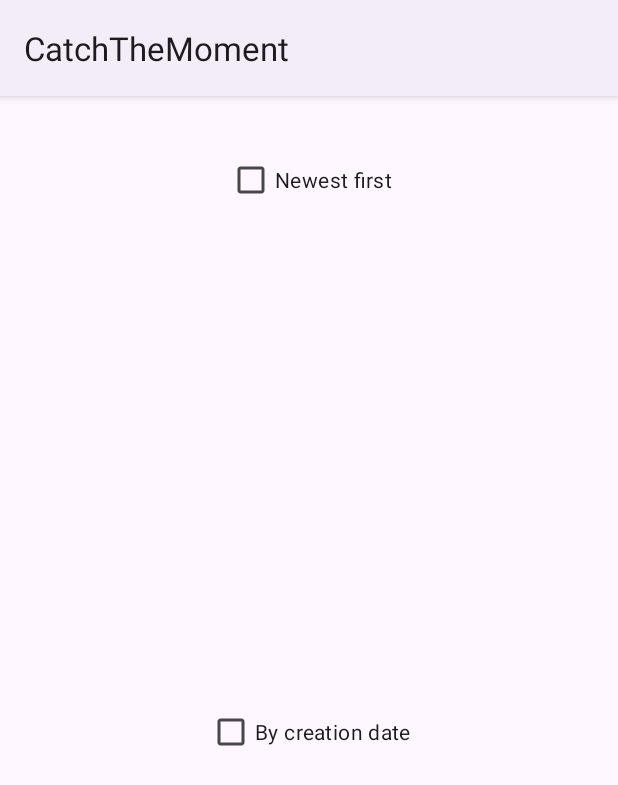
After one commit to vlmrkv/CatchTheMoment, an Android app: the SettingsActivity screen opened directly, with no data from a screen before it, on a phone screen of 412 x 824 dp. The commit adds this screen. Shown: the top 785 px of the screen. Run offline under Robolectric (Android 15) with nearby library versions, the phone set to English and light mode, and no system bars.

Commit message:
Add popup menu. Add Settings screen.

```diff
--- a/app/src/main/AndroidManifest.xml
+++ b/app/src/main/AndroidManifest.xml
@@ -14,6 +14,10 @@
         android:supportsRtl="true"
         android:theme="@style/Theme.CatchTheMoment"
         tools:targetApi="31">
+        <activity
+            android:name=".SettingsActivity"
+            android:exported="false" />
+
         <service
             android:name=".CmService"
             android:exported="false" />
--- /dev/null
+++ b/app/src/main/java/com/mrkv/catchthemoment/SettingsActivity.kt
@@ -0,0 +1,11 @@
+package com.mrkv.catchthemoment
+
+import androidx.appcompat.app.AppCompatActivity
+import android.os.Bundle
+
+class SettingsActivity : AppCompatActivity() {
+    override fun onCreate(savedInstanceState: Bundle?) {
+        super.onCreate(savedInstanceState)
+        setContentView(R.layout.activity_settings)
+    }
+}
--- /dev/null
+++ b/app/src/main/res/layout/activity_settings.xml
@@ -0,0 +1,29 @@
+<?xml version="1.0" encoding="utf-8"?>
+<androidx.constraintlayout.widget.ConstraintLayout xmlns:android="http://schemas.android.com/apk/res/android"
+    xmlns:app="http://schemas.android.com/apk/res-auto"
+    xmlns:tools="http://schemas.android.com/tools"
+    android:layout_width="match_parent"
+    android:layout_height="match_parent"
+    tools:context=".SettingsActivity">
+
+    <CheckBox
+        android:id="@+id/newest_first"
+        android:layout_width="wrap_content"
+        android:layout_height="wrap_content"
+        android:layout_marginTop="32dp"
+        android:text="@string/newest_first"
+        app:layout_constraintEnd_toEndOf="parent"
+        app:layout_constraintStart_toStartOf="parent"
+        app:layout_constraintTop_toTopOf="parent" />
+
+    <CheckBox
+        android:id="@+id/by_creation_date"
+        android:layout_width="wrap_content"
+        android:layout_height="wrap_content"
+        android:layout_marginTop="8dp"
+        android:text="@string/by_creation_date"
+        app:layout_constraintBottom_toBottomOf="parent"
+        app:layout_constraintEnd_toEndOf="parent"
+        app:layout_constraintStart_toStartOf="parent"
+        app:layout_constraintTop_toBottomOf="@+id/newest_first" />
+</androidx.constraintlayout.widget.ConstraintLayout>
--- a/app/src/main/res/values-night/themes.xml
+++ b/app/src/main/res/values-night/themes.xml
@@ -1,6 +1,6 @@
 <resources xmlns:tools="http://schemas.android.com/tools">
     <!-- Base application theme. -->
-    <style name="Base.Theme.CatchTheMoment" parent="Theme.Material3.DayNight.NoActionBar">
+    <style name="Base.Theme.CatchTheMoment" parent="Theme.Material3.DayNight">
         <!-- Customize your dark theme here. -->
         <!-- <item name="colorPrimary">@color/my_dark_primary</item> -->
     </style>
--- a/app/src/main/res/values/strings.xml
+++ b/app/src/main/res/values/strings.xml
@@ -5,4 +5,8 @@
     <string name="photo_of_your_moment">Photo of your moment</string>
     <string name="indicate_of_moment">indicate_of_moment</string>
     <string name="image_of_moment">image_of_moment</string>
+    <string name="settings">Settings</string>
+    <string name="history">History</string>
+    <string name="newest_first">Newest first</string>
+    <string name="by_creation_date">By creation date</string>
 </resources>
--- a/app/src/main/res/values/themes.xml
+++ b/app/src/main/res/values/themes.xml
@@ -1,6 +1,6 @@
 <resources xmlns:tools="http://schemas.android.com/tools">
     <!-- Base application theme. -->
-    <style name="Base.Theme.CatchTheMoment" parent="Theme.Material3.DayNight.NoActionBar">
+    <style name="Base.Theme.CatchTheMoment" parent="Theme.Material3.DayNight">
         <!-- Customize your light theme here. -->
         <!-- <item name="colorPrimary">@color/my_light_primary</item> -->
     </style>
```
Also changed, not shown: app/src/main/java/com/mrkv/catchthemoment/MainActivity.kt (+16 -0 lines), app/src/main/res/menu/options.xml (added, +15 -0 lines).
